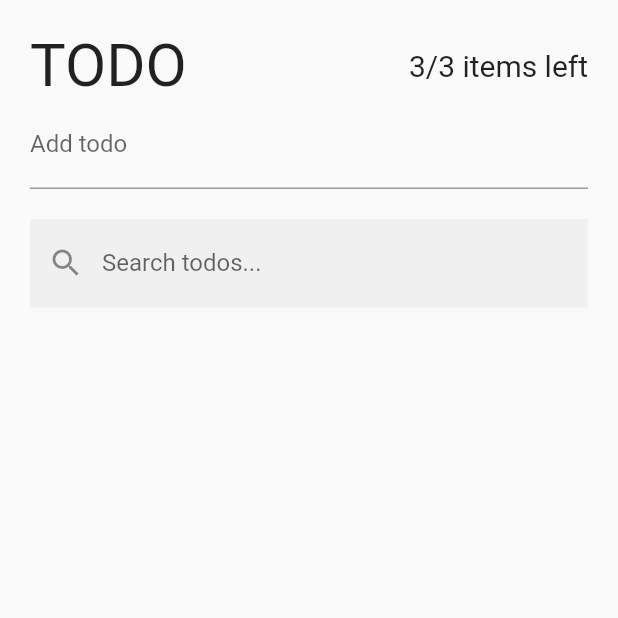
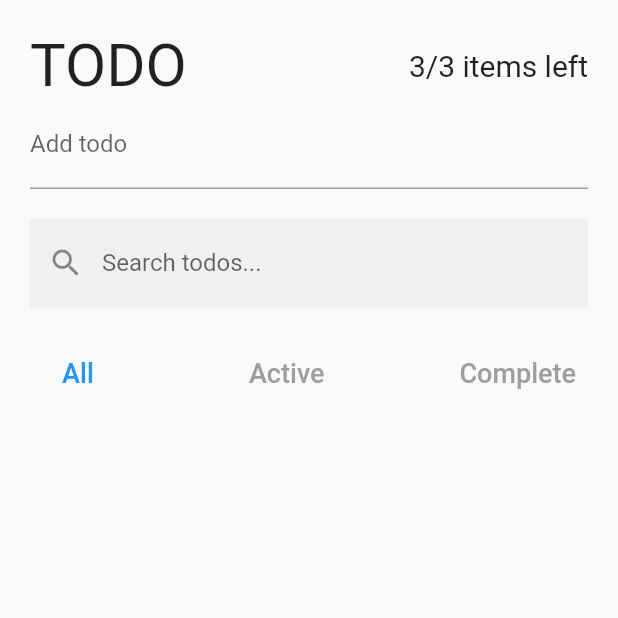
Before and after one commit to lightlitebug/todo_redux, a Flutter app: the screen it shows after launch, on a phone screen of 412 x 824 dp, the top half of it. Run offline on Flutter 3.47's test engine with Material 2 defaults, Android fonts, the phone set to English and light mode, and no system bars; our stand-ins replace equatable, flutter_redux, redux.

Commit message:
FilterTodo widget

```diff
--- /dev/null
+++ b/lib/pages/filter_todo.dart
@@ -0,0 +1,79 @@
+import 'package:equatable/equatable.dart';
+import 'package:flutter/material.dart';
+import 'package:flutter_redux/flutter_redux.dart';
+import 'package:redux/redux.dart';
+
+import '../models/todo_model.dart';
+import '../redux/app_state.dart';
+import '../redux/todo_filter/todo_filter_action.dart';
+
+class FilterTodo extends StatelessWidget {
+  const FilterTodo({Key? key}) : super(key: key);
+
+  @override
+  Widget build(BuildContext context) {
+    return Row(
+      mainAxisAlignment: MainAxisAlignment.spaceBetween,
+      children: const [
+        FilterButton(todoFilter: TodoFilter.all),
+        FilterButton(todoFilter: TodoFilter.active),
+        FilterButton(todoFilter: TodoFilter.completed),
+      ],
+    );
+  }
+}
+
+class FilterButton extends StatelessWidget {
+  const FilterButton({
+    Key? key,
+    required this.todoFilter,
+  }) : super(key: key);
+  final TodoFilter todoFilter;
+
+  @override
+  Widget build(BuildContext context) {
+    return StoreConnector<AppState, _ViewModel>(
+      distinct: true,
+      converter: (Store<AppState> store) => _ViewModel.fromStore(store),
+      builder: (BuildContext context, _ViewModel vm) {
+        return TextButton(
+          onPressed: () {
+            vm.changeFilter(todoFilter);
+          },
+          child: Text(
+            todoFilter == TodoFilter.all
+                ? 'All'
+                : todoFilter == TodoFilter.active
+                    ? 'Active'
+                    : 'Complete',
+            style: TextStyle(
+              fontSize: 18.0,
+              color: vm.currentFilter == todoFilter ? Colors.blue : Colors.grey,
+            ),
+          ),
+        );
+      },
+    );
+  }
+}
+
+class _ViewModel extends Equatable {
+  final void Function(TodoFilter todoFilter) changeFilter;
+  final TodoFilter currentFilter;
+  const _ViewModel({
+    required this.changeFilter,
+    required this.currentFilter,
+  });
+
+  @override
+  List<Object> get props => [currentFilter];
+
+  static fromStore(Store<AppState> store) {
+    return _ViewModel(
+      changeFilter: (TodoFilter todoFilter) => store.dispatch(
+        ChangeTodoFilterAction(todoFilter: todoFilter),
+      ),
+      currentFilter: store.state.todoFilterState.todoFilter,
+    );
+  }
+}
--- a/lib/pages/todos_page.dart
+++ b/lib/pages/todos_page.dart
@@ -1,5 +1,6 @@
 import 'package:flutter/material.dart';
 
+import 'filter_todo.dart';
 import 'new_todo.dart';
 import 'search_todo.dart';
 import 'todo_header.dart';
@@ -20,6 +21,8 @@ class TodosPage extends StatelessWidget {
                 NewTodo(),
                 SizedBox(height: 20.0),
                 SearchTodo(),
+                SizedBox(height: 20.0),
+                FilterTodo(),
               ],
             ),
           ),
```
